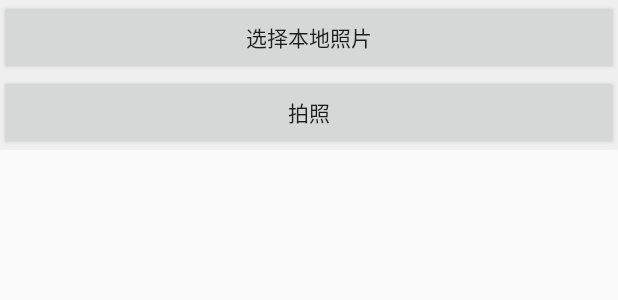
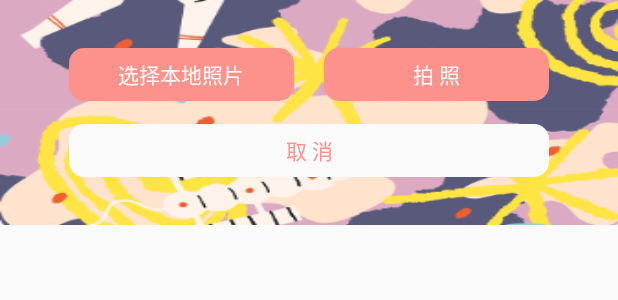
Before and after one commit to LeeYiZhou/E-teach-2, an Android app: the layout popupwindow_local_case.xml on its own in the app's theme, with its tools: preview values and no code run, on a phone screen of 412 x 824 dp. Shown: the top 300 px of the screen. Run offline under Robolectric (Android 15) with nearby library versions, the phone set to English and light mode, and no system bars.

Commit message:
李一洲_2018_3_4_UI

```diff
--- /dev/null
+++ b/app/src/main/res/drawable/bg_red_rounded_rectangle_1.xml
@@ -0,0 +1,8 @@
+<?xml version="1.0" encoding="utf-8"?>
+<shape xmlns:android="http://schemas.android.com/apk/res/android">
+    <solid android:color="@color/light_red" />
+    <corners android:topLeftRadius="10dp"
+        android:topRightRadius="10dp"
+        android:bottomRightRadius="10dp"
+        android:bottomLeftRadius="10dp"/>
+</shape>
--- /dev/null
+++ b/app/src/main/res/drawable/bg_white_rounded_rectangle_2.xml
@@ -0,0 +1,8 @@
+<?xml version="1.0" encoding="utf-8"?>
+<shape xmlns:android="http://schemas.android.com/apk/res/android">
+    <solid android:color="@color/background_color" />
+    <corners android:topLeftRadius="10dp"
+        android:topRightRadius="10dp"
+        android:bottomRightRadius="10dp"
+        android:bottomLeftRadius="10dp"/>
+</shape>
--- a/app/src/main/res/layout/popupwindow_local_case.xml
+++ b/app/src/main/res/layout/popupwindow_local_case.xml
@@ -1,19 +1,35 @@
 <?xml version="1.0" encoding="utf-8"?>
-<LinearLayout xmlns:android="http://schemas.android.com/apk/res/android"
+<RelativeLayout xmlns:android="http://schemas.android.com/apk/res/android"
     android:orientation="vertical" android:layout_width="match_parent"
-    android:layout_height="100dp"
-    android:background="@color/light_gray">
+    android:layout_height="150dp"
+    android:background="@mipmap/bg_colorful"
+    android:gravity="center">
 
     <Button
-        android:layout_width="match_parent"
-        android:layout_height="50dp"
+        android:layout_width="150dp"
+        android:layout_height="35dp"
+        android:textColor="@color/background_color"
+        android:background="@drawable/bg_red_rounded_rectangle_1"
         android:text="选择本地照片"
         android:id="@+id/set_head_by_photo"/>
 
     <Button
-        android:layout_width="match_parent"
-        android:layout_height="50dp"
-        android:text="拍照"
-        android:id="@+id/set_head_by_camera"/>
+        android:layout_width="150dp"
+        android:layout_marginLeft="20dp"
+        android:layout_height="35dp"
+        android:textColor="@color/background_color"
+        android:background="@drawable/bg_red_rounded_rectangle_1"
+        android:text="拍 照"
+        android:id="@+id/set_head_by_camera"
+        android:layout_toRightOf="@id/set_head_by_photo"/>
 
-</LinearLayout>
+    <Button
+        android:layout_width="320dp"
+        android:layout_height="35dp"
+        android:layout_below="@id/set_head_by_camera"
+        android:background="@drawable/bg_white_rounded_rectangle_2"
+        android:layout_marginTop="15dp"
+        android:text="取 消"
+        android:textColor="@color/light_red"/>
+
+</RelativeLayout>
```
Also changed, not shown: app/src/main/res/layout/activity_forget_one.xml (+32 -3 lines), app/src/main/res/layout/popupwindow_sign_in.xml (+28 -11 lines), app/src/main/res/mipmap-xxxhdpi/bg_colorful.png (added).
